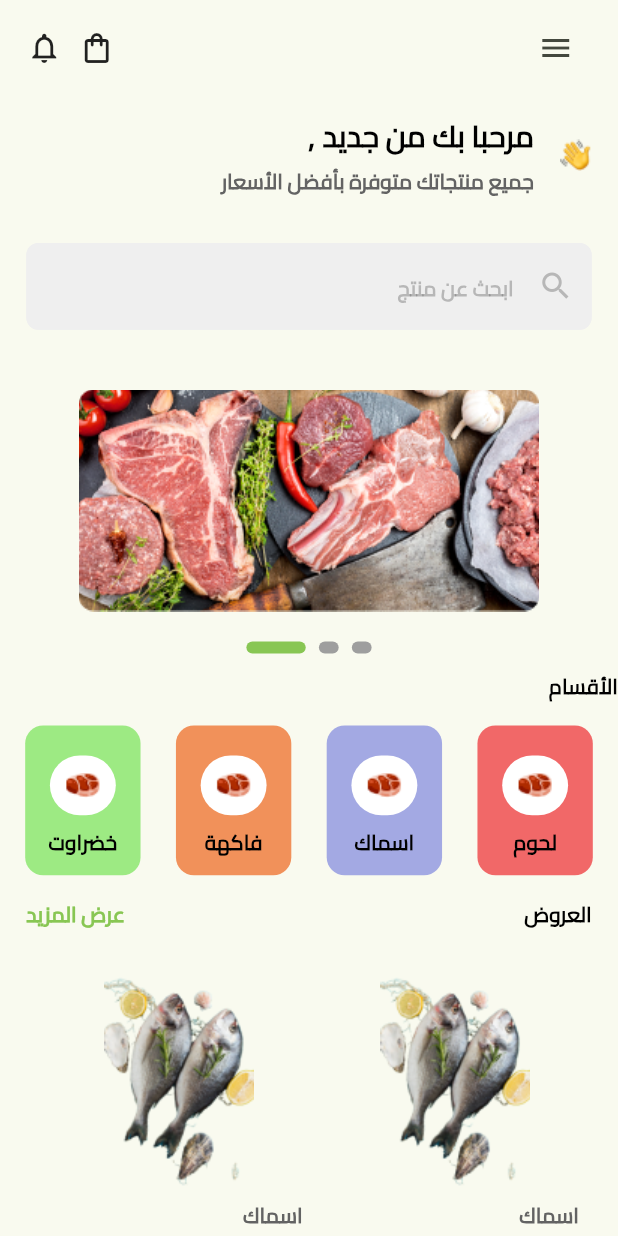
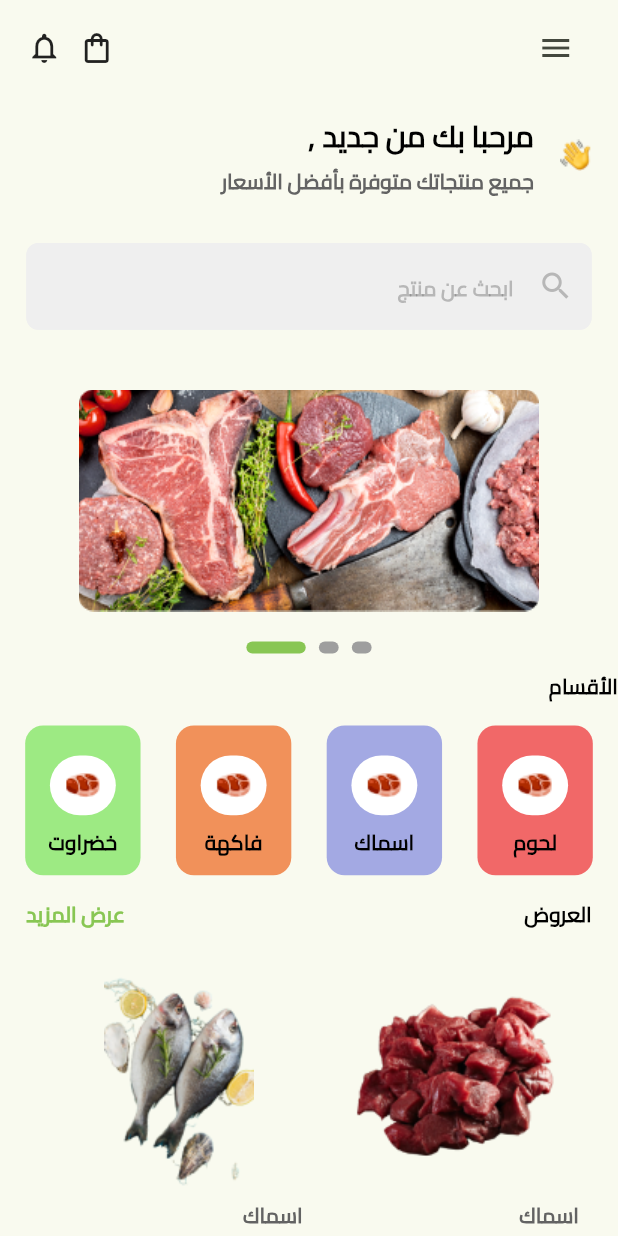
Before and after one commit to ezzAboElmakarem/kian_harri_farm, a Flutter app: the HomeView screen opened directly, on a phone screen of 412 x 824 dp. Run offline on Flutter 3.47's test engine with Material 3 defaults, Android fonts, the phone set to English and light mode, and no system bars; drawn by our look-alikes of carousel_slider, smooth_page_indicator; our stand-ins replace flutter_screenutil, flutter_svg, pin_code_fields.

Commit message:
final edit

```diff
--- a/lib/features/home/views/home_view.dart
+++ b/lib/features/home/views/home_view.dart
@@ -6,11 +6,27 @@ import 'package:kian_sheeps_projects/features/home/widgets/product_row.dart';
 import 'package:kian_sheeps_projects/features/home/widgets/product_slider.dart';
 import 'package:kian_sheeps_projects/features/home/widgets/search_bar.dart';
 import 'package:kian_sheeps_projects/features/home/widgets/welcome_title.dart';
+import 'package:kian_sheeps_projects/helper/assets.dart';
 import 'package:kian_sheeps_projects/widgets/logo_image_widget.dart';
 
 class HomeView extends StatelessWidget {
-  const HomeView({super.key});
+  HomeView({super.key});
 
+  final imagesUrl = [
+    Image.asset(
+      AssetsData.meatBigPic,
+    ),
+    Image.asset(AssetsData.meatBigPic),
+    Image.asset(AssetsData.meatBigPic),
+  ];
+
+  final secondImagesUrl = [
+    Image.asset(
+      AssetsData.meatBigPic,
+    ),
+    Image.asset(AssetsData.meatBigPic),
+    Image.asset(AssetsData.meatBigPic),
+  ];
   @override
   Widget build(BuildContext context) {
     return Scaffold(
@@ -21,14 +37,17 @@ class HomeView extends StatelessWidget {
               const CustomHomeAppBar(),
               const HomeWelocmeTitle(),
               const CustomSearchBar(),
-              ProductSlider(),
+              ProductSlider(imageViewPoint: 0.9, imagesUrl: imagesUrl),
               const CustomCategoryRow(),
               const ProductRow(),
               const Divider(
                 height: 2.0,
                 color: Colors.black,
               ),
-              ProductSlider(),
+              ProductSlider(
+                imageViewPoint: 0.88,
+                imagesUrl: secondImagesUrl,
+              ),
               SizedBox(
                 height: 20.h,
               ),
--- a/lib/features/home/widgets/product_container.dart
+++ b/lib/features/home/widgets/product_container.dart
@@ -1,14 +1,20 @@
 import 'package:flutter/material.dart';
 import 'package:flutter_screenutil/flutter_screenutil.dart';
-import 'package:kian_sheeps_projects/helper/assets.dart';
 import 'package:kian_sheeps_projects/helper/color_styles.dart';
 import 'package:kian_sheeps_projects/helper/text_styles.dart';
 
 class ProductContainer extends StatelessWidget {
   const ProductContainer({
     super.key,
+    required this.price,
+    required this.oldPrice,
+    required this.productName,
+    required this.imageUrl,
   });
-
+  final String price;
+  final String oldPrice;
+  final String productName;
+  final String imageUrl;
   @override
   Widget build(BuildContext context) {
     return SizedBox(
@@ -18,9 +24,10 @@ class ProductContainer extends StatelessWidget {
         crossAxisAlignment: CrossAxisAlignment.end,
         children: [
           SizedBox(
-              width: 150.w,
-              height: 150.h,
-              child: Image.asset(AssetsData.meatOffers)),
+            width: 150.w,
+            height: 150.h,
+            child: Image.asset(imageUrl),
+          ),
           SizedBox(
             height: 8.h,
           ),
@@ -33,18 +40,18 @@ class ProductContainer extends StatelessWidget {
             height: 6.h,
           ),
           Text(
-            'سمك فريش',
+            price,
             style: TextStyles.textstyle14,
           ),
           Row(
             mainAxisAlignment: MainAxisAlignment.end,
             children: [
-              Icon(Icons.shopping_bag_outlined),
+              const Icon(Icons.shopping_bag_outlined),
               SizedBox(
                 width: 25.w,
               ),
               Text(
-                '125 SR',
+                '$price SR',
                 style: TextStyles.textstyle14.copyWith(
                   color: kPrimaryColor,
                 ),
@@ -53,7 +60,7 @@ class ProductContainer extends StatelessWidget {
                 width: 6.w,
               ),
               Text(
-                '175 SR',
+                '$oldPrice SR',
                 style: TextStyles.textstyle14.copyWith(
                     color: ColorStyles.textGreyColor,
                     decoration: TextDecoration.lineThrough,
--- a/lib/features/home/widgets/product_row.dart
+++ b/lib/features/home/widgets/product_row.dart
@@ -1,6 +1,7 @@
 import 'package:flutter/material.dart';
 import 'package:flutter_screenutil/flutter_screenutil.dart';
 import 'package:kian_sheeps_projects/features/home/widgets/product_container.dart';
+import 'package:kian_sheeps_projects/helper/assets.dart';
 import 'package:kian_sheeps_projects/helper/color_styles.dart';
 import 'package:kian_sheeps_projects/helper/text_styles.dart';
 
@@ -35,8 +36,16 @@ class ProductRow extends StatelessWidget {
           const Row(
             mainAxisAlignment: MainAxisAlignment.spaceEvenly,
             children: [
-              ProductContainer(),
-              ProductContainer(),
+              ProductContainer(
+                  price: '160',
+                  oldPrice: '200',
+                  productName: 'سمك فريش',
+                  imageUrl: AssetsData.fishOffer),
+              ProductContainer(
+                  price: '200',
+                  oldPrice: '230',
+                  productName: 'فريش بيف استربس',
+                  imageUrl: AssetsData.meatOffers),
             ],
           ),
         ],
--- a/lib/features/home/widgets/product_slider.dart
+++ b/lib/features/home/widgets/product_slider.dart
@@ -1,27 +1,20 @@
 import 'package:carousel_slider/carousel_slider.dart';
 import 'package:flutter/material.dart';
 import 'package:flutter_screenutil/flutter_screenutil.dart';
-import 'package:kian_sheeps_projects/helper/assets.dart';
 import 'package:kian_sheeps_projects/helper/color_styles.dart';
 import 'package:smooth_page_indicator/smooth_page_indicator.dart';
 
 class ProductSlider extends StatefulWidget {
-  ProductSlider({super.key});
-
+  const ProductSlider(
+      {super.key, required this.imageViewPoint, required this.imagesUrl});
+  final double imageViewPoint;
+  final List<Widget> imagesUrl;
   @override
   State<ProductSlider> createState() => _ProductSliderState();
 }
 
 class _ProductSliderState extends State<ProductSlider> {
   int currentIndex = 0;
-
-  final imagesUrl = [
-    Image.asset(
-      AssetsData.meatBigPic,
-    ),
-    Image.asset(AssetsData.meatBigPic),
-    Image.asset(AssetsData.meatBigPic),
-  ];
 
   @override
   Widget build(BuildContext context) {
@@ -33,11 +26,11 @@ class _ProductSliderState extends State<ProductSlider> {
           alignment: Alignment.bottomCenter,
           children: [
             CarouselSlider(
-              items: imagesUrl,
+              items: widget.imagesUrl,
               options: CarouselOptions(
                 height: 300.h,
                 autoPlay: true,
-                viewportFraction: 0.9,
+                viewportFraction: widget.imageViewPoint,
                 onPageChanged: (index, reason) {
                   setState(() {
                     currentIndex = index;
@@ -52,7 +45,7 @@ class _ProductSliderState extends State<ProductSlider> {
               padding: EdgeInsets.only(bottom: 8.0.h),
               child: AnimatedSmoothIndicator(
                 activeIndex: currentIndex,
-                count: imagesUrl.length,
+                count: widget.imagesUrl.length,
                 effect: ExpandingDotsEffect(
                   dotColor: Colors.grey,
                   activeDotColor: kPrimaryColor,
--- a/lib/features/login/views/login_screen_view.dart
+++ b/lib/features/login/views/login_screen_view.dart
@@ -40,7 +40,7 @@ class LoginScreenView extends StatelessWidget {
                     onTap: () {
                       Navigator.of(context).push(
                         MaterialPageRoute(
-                          builder: (context) => const HomeView(),
+                          builder: (context) => HomeView(),
                         ),
                       );
                     },
--- a/lib/helper/assets.dart
+++ b/lib/helper/assets.dart
@@ -9,7 +9,7 @@ class AssetsData {
   static const vegetableEmoji = 'assets/images/vegetable_emoji.svg';
   static const welcomeHand = 'assets/images/welcome_hand.png';
   static const meatBigPic = 'assets/images/meat_Big_pic.png';
-  static const meatOffers = 'assets/images/meat_offer.png';
+  static const meatOffers = 'assets/images/meat_offers.png';
   static const meatEmoji = 'assets/images/meat_category.png';
   static const fruitEmoji = 'assets/images/fruit_emoji.svg';
   static const fishOffer = 'assets/images/fish_offer.png';
```
Also changed, not shown: assets/images/fish_offer.png (renamed from assets/images/meat_offer.png), assets/images/meat_offers.png (added).
